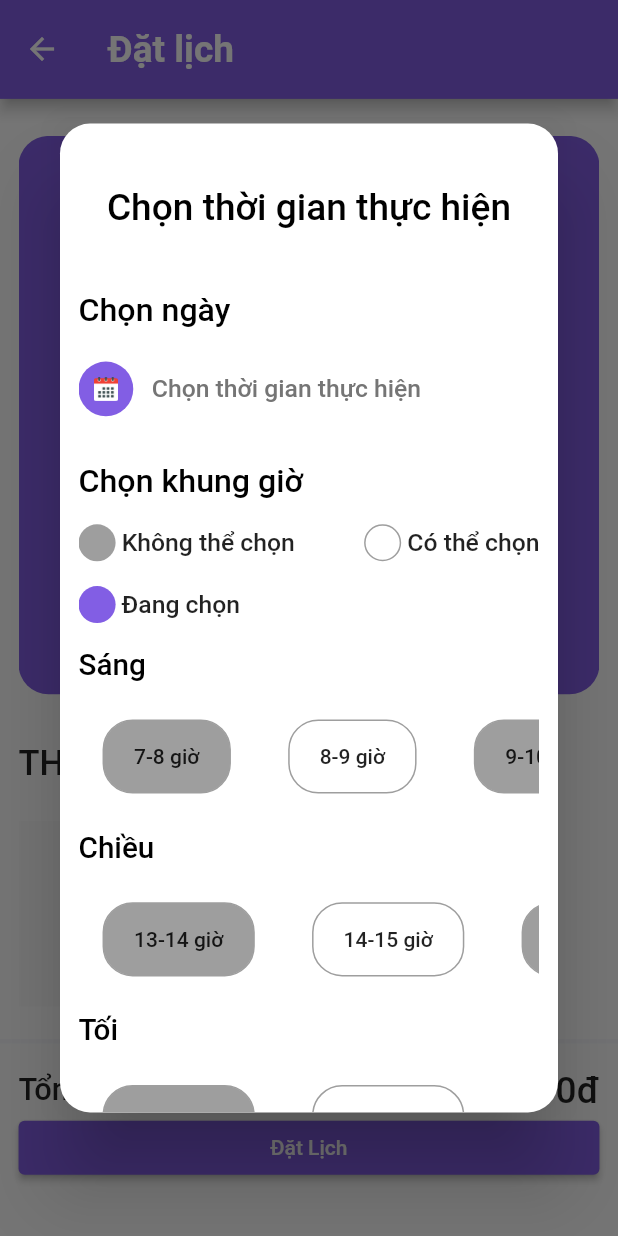
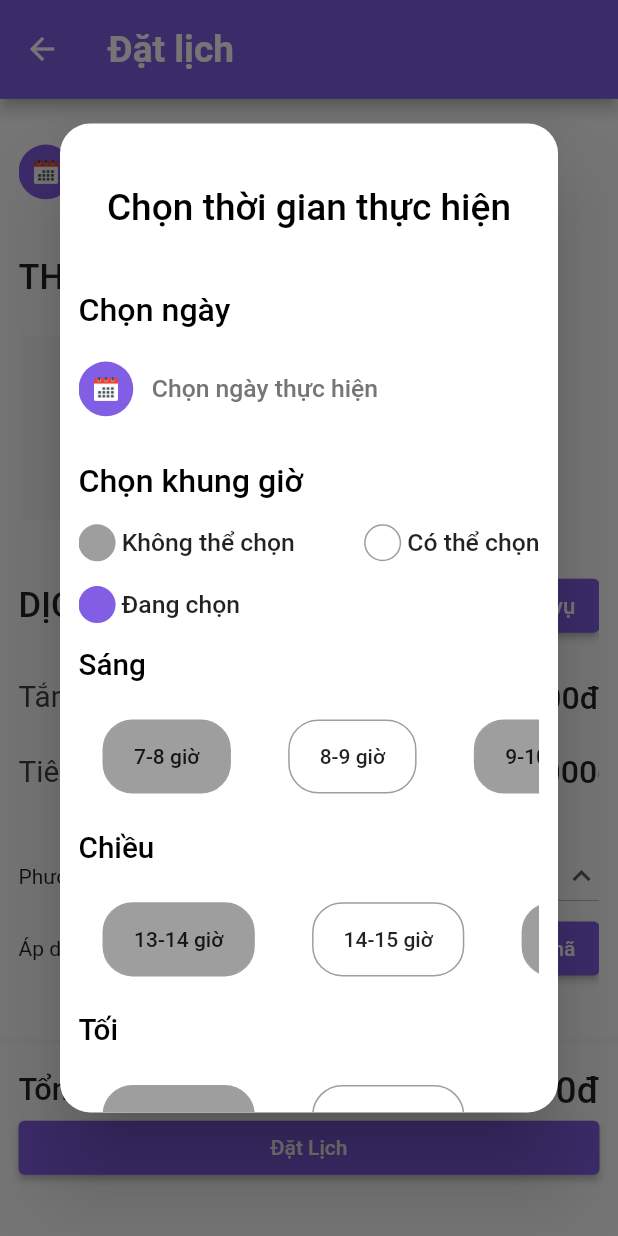
Before and after one commit to khanhpl/Pegodo_HCI, a Flutter app: the OrderScreen screen opened by its route, after a tap on "Chọn thời gian thực hiện", on a phone screen of 412 x 824 dp. Run offline on Flutter 3.47's test engine with Material 2 defaults, Android fonts, the phone set to English and light mode, and no system bars; our stand-ins replace carousel_pro, convex_bottom_bar, firebase_auth, firebase_core, flutter_datetime_picker, flutter_rating_bar and 3 more; accounts and stored records are empty; network calls fail; key blocks and very long unbroken strings in the code were emptied for the run.

Commit message:
release 1

```diff
--- a/lib/MyLib/class/coupon.dart
+++ b/lib/MyLib/class/coupon.dart
@@ -2,6 +2,8 @@ class Coupon{
   var couponImage;
   var couponContent;
   var couponValue;
+  var price;
+  var priceDiscount;
   var center;
-  Coupon({required this.couponImage, required this.couponContent, required this.couponValue, required this.center});
+  Coupon({required this.couponImage, required this.couponContent, required this.couponValue, required this.price, required this.priceDiscount, required this.center});
 }
--- a/lib/MyLib/globals.dart
+++ b/lib/MyLib/globals.dart
@@ -89,24 +89,32 @@ List<Coupon> couponList = [
     couponImage: 'assets/cus/main_screen/coupon1.png',
     couponContent: 'Trọn gói chăm sóc chỉ 199k.',
     couponValue: '199k',
+    price: '249.000đ',
+    priceDiscount: '199.000đ',
     center: 'Pet Box',
   ),
   Coupon(
     couponImage: 'assets/cus/main_screen/coupon2.jpg',
     couponContent: 'Grooming spa ưu đãi lên đến 45%',
     couponValue: '45%',
+    price: '300.000đ',
+    priceDiscount: '165.000đ',
     center: 'Grooming',
   ),
   Coupon(
     couponImage: 'assets/cus/main_screen/coupon3.jpg',
-    couponContent: 'Ú tim tìm boss ưu đã lên đến 50%',
+    couponContent: 'Ú tim tìm boss ưu đãi tắm rửa lên đến 50%',
     couponValue: '50%',
+    price: '250.000đ',
+    priceDiscount: '125.000đ',
     center: 'Boss Ú',
   ),
   Coupon(
     couponImage: 'assets/cus/main_screen/coupon4.jpg',
     couponContent: 'Sen ơi ở đây có giảm giá 40% nhà gỗ lofe pet nè',
     couponValue: '40%',
+    price: '550.000đ',
+    priceDiscount: '225.000đ',
     center: 'Lofe',
   ),
 ];
@@ -283,3 +291,5 @@ List<String> listCancelReport = [
   ("Khác"),
 
 ];
+
+var firebaseToken='' ;
--- a/lib/main.dart
+++ b/lib/main.dart
@@ -7,6 +7,8 @@ import 'package:pegoda/screens/customer/cus_account/cus_app_infor_screen.dart';
 import 'package:pegoda/screens/customer/cus_account/cus_app_setting_screen.dart';
 import 'package:pegoda/screens/customer/cus_account/cus_personal_setting_screen.dart';
 import 'package:pegoda/screens/customer/cus_account/order_history_screen.dart';
+import 'package:pegoda/screens/customer/cus_account/rating_screen.dart';
+import 'package:pegoda/screens/customer/cus_account/rating_success_screen.dart';
 import 'package:pegoda/screens/customer/cus_main/neareast_pcc_screen.dart';
 import 'package:pegoda/screens/customer/cus_main/questions_screen.dart';
 import 'package:pegoda/screens/customer/pet/add_pet_screen.dart';
@@ -56,6 +58,8 @@ class MyApp extends StatelessWidget {
             '/orderSuccessScreen': (context) => OrderSuccessScreen(),
             '/cancelOrderScreen': (context) => CancelOrderScreen(),
             '/cancelOrderSuccessScreen': (context) => CancelOrderSuccessScreen(),
+            '/ratingScreen': (context) => RatingScreen(),
+            '/ratingSuccessScreen': (context) => RatingSuccessScreen(),
           },
           // home: WelcomeScreen(),
         ),
--- a/lib/screens/customer/cus_main/cus_home_screen.dart
+++ b/lib/screens/customer/cus_main/cus_home_screen.dart
@@ -367,7 +367,7 @@ class _CusHomeScreenState extends State<CusHomeScreen> {
                   )
                 ]),
                 Container(
-                  height: _pageHeight * 0.35,
+                  height: _pageHeight * 0.36,
                   child: ListView.separated(
                     // physics: NeverScrollableScrollPhysics(),
                     // shrinkWrap: true,
--- a/lib/screens/customer/search/order_screen.dart
+++ b/lib/screens/customer/search/order_screen.dart
@@ -112,80 +112,6 @@ class _OrderScreenState extends State<OrderScreen> {
           child: Column(
             crossAxisAlignment: CrossAxisAlignment.start,
             children: [
-              Container(
-                width: _pageWidth,
-                decoration: BoxDecoration(
-                    color: _primaryColor,
-                    borderRadius: BorderRadius.circular(20)),
-                padding: EdgeInsets.fromLTRB(_pageHeight * 0.04,
-                    _pageHeight * 0.04, _pageHeight * 0.04, _pageHeight * 0.04),
-                child: Container(
-                  padding: EdgeInsets.fromLTRB(
-                      _pageHeight * 0.04,
-                      _pageHeight * 0.04,
-                      _pageHeight * 0.04,
-                      _pageHeight * 0.04),
-                  decoration: BoxDecoration(
-                      color: _boxColor,
-                      borderRadius: BorderRadius.circular(15)),
-                  child: Column(
-                    crossAxisAlignment: CrossAxisAlignment.start,
-                    children: [
-                      Text(
-                        'ĐƠN VỊ THỰC HIỆN',
-                        style: TextStyle(
-                          color: Colors.grey[600],
-                          fontSize: _pageHeight * 0.024,
-                          fontWeight: FontWeight.w500,
-                        ),
-                      ),
-                      SizedBox(height: _pageHeight * 0.03),
-                      Row(
-                        mainAxisAlignment: MainAxisAlignment.start,
-                        crossAxisAlignment: CrossAxisAlignment.center,
-                        children: [
-                          Container(
-                            height: _pageWidth * 0.1,
-                            width: _pageWidth * 0.1,
-                            decoration: BoxDecoration(
-                              borderRadius: BorderRadius.circular(10),
-                              image: DecorationImage(
-                                image: AssetImage(
-                                    'assets/cus/search_screen/pet_homies_ic.jpg'),
-                                fit: BoxFit.fill,
-                              ),
-                            ),
-                          ),
-                          SizedBox(width: _pageWidth * 0.03),
-                          Text(
-                            'Pet Homies',
-                            style: TextStyle(
-                              fontSize: _pageHeight * 0.022,
-                              fontWeight: FontWeight.w500,
-                            ),
-                          ),
-                        ],
-                      ),
-                      SizedBox(height: _pageHeight * 0.02),
-                      Container(
-                        width: _pageWidth,
-                        child: Text(
-                          pccAddress,
-                          maxLines: 2,
-                          overflow: TextOverflow.ellipsis,
-                          style: TextStyle(
-                            fontSize: _pageHeight * 0.02,
-                            fontWeight: FontWeight.w400,
-                            color: Colors.grey[600],
-                          ),
-                        ),
-                      ),
-                      SizedBox(height: _pageHeight * 0.02),
-                      Divider(
-                        color: Colors.grey[600],
-                        thickness: 2,
-                      ),
-                      SizedBox(height: _pageHeight * 0.02),
               FlatButton(
                 padding: EdgeInsets.all(0),
                 onPressed: () {
@@ -225,10 +151,6 @@ class _OrderScreenState extends State<OrderScreen> {
                       ),
                     ),
                   ],
-                        ),
-                      ),
-                    ],
-                  ),
                 ),
               ),
               SizedBox(height: _pageHeight * 0.04),
@@ -366,14 +288,6 @@ class _OrderScreenState extends State<OrderScreen> {
                 ],
               ),
               SizedBox(height: _pageHeight * 0.04),
-              Text(
-                'HÓA ĐƠN',
-                style: TextStyle(
-                  fontWeight: FontWeight.w500,
-                  fontSize: _pageHeight * 0.028,
-                ),
-              ),
-              SizedBox(height: _pageHeight * 0.03),
               Row(
                 children: [
                   Text(
@@ -563,7 +477,7 @@ class _OrderScreenState extends State<OrderScreen> {
                         ),
                         SizedBox(width: _pageWidth * 0.03),
                         Text(
-                          _date,
+                          "Chọn ngày thực hiện",
                           style: TextStyle(
                             color: Colors.grey[600],
                             fontSize: _pageHeight * 0.02,
```
Also changed, not shown: lib/MyLib/models/show_coupon_on_home_screen.dart (+42 -20 lines), lib/MyLib/models/show_order_detail.dart (+38 -1 lines), lib/screens/customer/cus_account/rating_screen.dart (added, +179 -0 lines), lib/screens/customer/cus_account/rating_success_screen.dart (added, +102 -0 lines). Lines whose indentation alone changed are shown as unchanged.
